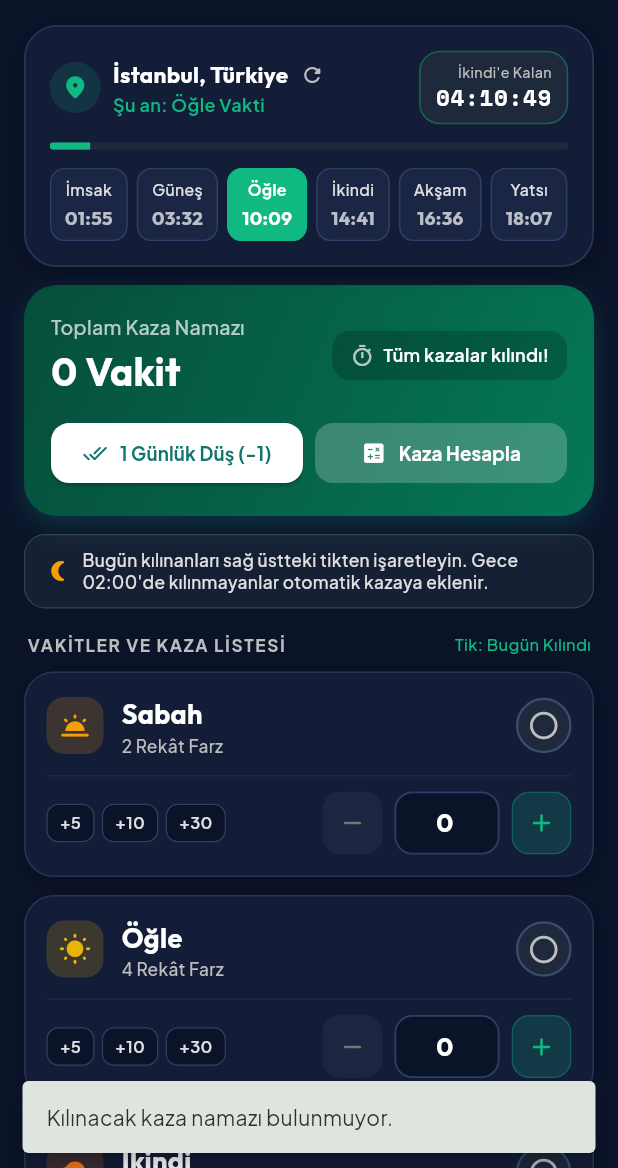
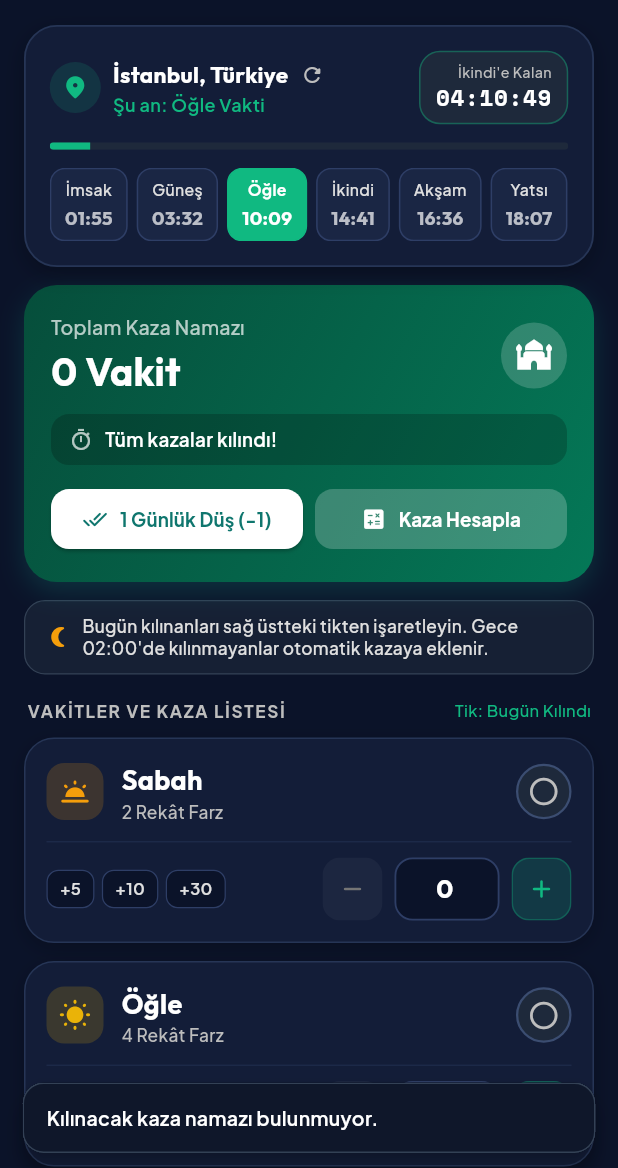
Before and after one commit to Taruq157/kaza-takip, a Flutter app: the screen it shows after launch, after a tap on the "more vert" icon, after a tap on "1 Günlük Düş (-1)", on a phone screen of 412 x 824 dp, the part 68-1236 px from its top. Run offline on Flutter 3.47's test engine with Material 3 defaults, Android fonts, the phone set to English and light mode, and no system bars; our stand-ins replace adhan, audioplayers, geocoding, geolocator, google_fonts, shared_preferences.

Commit message:
fix(ui): Toplam kaza suresindeki tasma giderildi ve bildirim (SnackBar) kontrast ve tasma sorunu cozuldu

```diff
--- a/lib/main.dart
+++ b/lib/main.dart
@@ -278,15 +278,27 @@ class _HomeScreenState extends State<HomeScreen> with WidgetsBindingObserver {
         SnackBar(
           content: Row(
             children: [
-              const Icon(Icons.check_circle_outline, color: Colors.greenAccent, size: 20),
-              const SizedBox(width: 8),
-              Expanded(child: Text('Konum güncellendi: ${PrayerTimeService.locationName}')),
+              const Icon(Icons.check_circle_outline, color: Color(0xFF10B981), size: 22),
+              const SizedBox(width: 10),
+              Expanded(
+                child: Text(
+                  'Konum güncellendi: ${PrayerTimeService.locationName}',
+                  style: const TextStyle(
+                    color: Colors.white,
+                    fontSize: 13,
+                    fontWeight: FontWeight.w600,
+                  ),
+                ),
+              ),
             ],
           ),
-          backgroundColor: const Color(0xFF1E293B),
+          backgroundColor: const Color(0xFF0F172A),
           behavior: SnackBarBehavior.floating,
           duration: const Duration(seconds: 2),
-          shape: RoundedRectangleBorder(borderRadius: BorderRadius.circular(12)),
+          shape: RoundedRectangleBorder(
+            borderRadius: BorderRadius.circular(14),
+            side: const BorderSide(color: Color(0xFF334155), width: 1),
+          ),
         ),
       );
     }
@@ -377,21 +389,31 @@ class _HomeScreenState extends State<HomeScreen> with WidgetsBindingObserver {
             children: [
               Icon(
                 newVal ? Icons.check_circle_rounded : Icons.info_outline,
-                color: newVal ? Colors.greenAccent : Colors.orangeAccent,
-                size: 20,
-              ),
-              const SizedBox(width: 8),
-              Text(
-                newVal
-                    ? 'Bugünkü $title namazı kılındı olarak işaretlendi.'
-                    : 'Bugünkü $title namazı işareti kaldırıldı.',
+                color: newVal ? const Color(0xFF10B981) : const Color(0xFFF59E0B),
+                size: 22,
+              ),
+              const SizedBox(width: 10),
+              Expanded(
+                child: Text(
+                  newVal
+                      ? 'Bugünkü $title namazı kılındı olarak işaretlendi.'
+                      : 'Bugünkü $title namazı işareti kaldırıldı.',
+                  style: const TextStyle(
+                    color: Colors.white,
+                    fontSize: 13,
+                    fontWeight: FontWeight.w600,
+                  ),
+                ),
               ),
             ],
           ),
-          backgroundColor: const Color(0xFF1E293B),
+          backgroundColor: const Color(0xFF0F172A),
           behavior: SnackBarBehavior.floating,
-          duration: const Duration(milliseconds: 1400),
-          shape: RoundedRectangleBorder(borderRadius: BorderRadius.circular(10)),
+          duration: const Duration(milliseconds: 1600),
+          shape: RoundedRectangleBorder(
+            borderRadius: BorderRadius.circular(14),
+            side: const BorderSide(color: Color(0xFF334155), width: 1),
+          ),
         ),
       );
     }
@@ -426,9 +448,17 @@ class _HomeScreenState extends State<HomeScreen> with WidgetsBindingObserver {
     bool hasAny = _counts.values.any((v) => v > 0);
     if (!hasAny) {
       ScaffoldMessenger.of(context).showSnackBar(
-        const SnackBar(
-          content: Text('Kılınacak kaza namazı bulunmuyor.'),
+        SnackBar(
+          content: const Text(
+            'Kılınacak kaza namazı bulunmuyor.',
+            style: TextStyle(color: Colors.white, fontSize: 13, fontWeight: FontWeight.w600),
+          ),
+          backgroundColor: const Color(0xFF0F172A),
           behavior: SnackBarBehavior.floating,
+          shape: RoundedRectangleBorder(
+            borderRadius: BorderRadius.circular(14),
+            side: const BorderSide(color: Color(0xFF334155), width: 1),
+          ),
         ),
       );
       return;
@@ -452,14 +482,22 @@ class _HomeScreenState extends State<HomeScreen> with WidgetsBindingObserver {
       SnackBar(
         content: const Row(
           children: [
-            Icon(Icons.done_all_rounded, color: Colors.greenAccent),
+            Icon(Icons.done_all_rounded, color: Color(0xFF10B981), size: 22),
             SizedBox(width: 10),
-            Text('1 günlük tüm kaza namazları düşüldü.'),
+            Expanded(
+              child: Text(
+                '1 günlük tüm kaza namazları düşüldü.',
+                style: TextStyle(color: Colors.white, fontSize: 13, fontWeight: FontWeight.w600),
+              ),
+            ),
           ],
         ),
-        backgroundColor: const Color(0xFF1E293B),
+        backgroundColor: const Color(0xFF0F172A),
         behavior: SnackBarBehavior.floating,
-        shape: RoundedRectangleBorder(borderRadius: BorderRadius.circular(10)),
+        shape: RoundedRectangleBorder(
+          borderRadius: BorderRadius.circular(14),
+          side: const BorderSide(color: Color(0xFF334155), width: 1),
+        ),
       ),
     );
   }
@@ -479,10 +517,24 @@ class _HomeScreenState extends State<HomeScreen> with WidgetsBindingObserver {
 
     ScaffoldMessenger.of(context).showSnackBar(
       SnackBar(
-        content: const Text('1 günlük kaza namazı tüm vakitlere eklendi.'),
-        backgroundColor: const Color(0xFF1E293B),
+        content: const Row(
+          children: [
+            Icon(Icons.add_circle_outline, color: Color(0xFF10B981), size: 22),
+            SizedBox(width: 10),
+            Expanded(
+              child: Text(
+                '1 günlük kaza namazı tüm vakitlere eklendi.',
+                style: TextStyle(color: Colors.white, fontSize: 13, fontWeight: FontWeight.w600),
+              ),
+            ),
+          ],
+        ),
+        backgroundColor: const Color(0xFF0F172A),
         behavior: SnackBarBehavior.floating,
-        shape: RoundedRectangleBorder(borderRadius: BorderRadius.circular(10)),
+        shape: RoundedRectangleBorder(
+          borderRadius: BorderRadius.circular(14),
+          side: const BorderSide(color: Color(0xFF334155), width: 1),
+        ),
       ),
     );
   }
@@ -518,20 +570,28 @@ class _HomeScreenState extends State<HomeScreen> with WidgetsBindingObserver {
             SnackBar(
               content: Row(
                 children: [
-                  const Icon(Icons.check_circle_outline, color: Colors.greenAccent, size: 20),
-                  const SizedBox(width: 8),
+                  const Icon(Icons.check_circle_outline, color: Color(0xFF10B981), size: 22),
+                  const SizedBox(width: 10),
                   Expanded(
                     child: Text(
                       overwrite
                           ? 'Kaza sayaçları hesaplanan değerlerle güncellendi.'
                           : 'Hesaplanan kaza namazları mevcut sayaçlara eklendi.',
+                      style: const TextStyle(
+                        color: Colors.white,
+                        fontSize: 13,
+                        fontWeight: FontWeight.w600,
+                      ),
                     ),
                   ),
                 ],
               ),
-              backgroundColor: const Color(0xFF1E293B),
+              backgroundColor: const Color(0xFF0F172A),
               behavior: SnackBarBehavior.floating,
-              shape: RoundedRectangleBorder(borderRadius: BorderRadius.circular(12)),
+              shape: RoundedRectangleBorder(
+                borderRadius: BorderRadius.circular(14),
+                side: const BorderSide(color: Color(0xFF334155), width: 1),
+              ),
             ),
           );
         },
@@ -763,6 +823,7 @@ class _HomeScreenState extends State<HomeScreen> with WidgetsBindingObserver {
                 ),
                 child: Column(
                   children: [
+                    // Üst Satır: Toplam Sayı & Cami İkonu
                     Row(
                       mainAxisAlignment: MainAxisAlignment.spaceBetween,
                       children: [
@@ -789,30 +850,51 @@ class _HomeScreenState extends State<HomeScreen> with WidgetsBindingObserver {
                           ],
                         ),
                         Container(
-                          padding: const EdgeInsets.symmetric(horizontal: 12, vertical: 8),
+                          padding: const EdgeInsets.all(10),
                           decoration: BoxDecoration(
-                            color: Colors.black.withOpacity(0.2),
-                            borderRadius: BorderRadius.circular(12),
+                            color: Colors.white.withOpacity(0.18),
+                            shape: BoxShape.circle,
                           ),
-                          child: Row(
-                            mainAxisSize: MainAxisSize.min,
-                            children: [
-                              const Icon(Icons.timer_outlined, color: Colors.white70, size: 16),
-                              const SizedBox(width: 6),
-                              Text(
-                                _durationEstimate,
-                                style: const TextStyle(
-                                  color: Colors.white,
-                                  fontSize: 12,
-                                  fontWeight: FontWeight.w600,
-                                ),
-                              ),
-                            ],
+                          child: const Icon(
+                            Icons.mosque_rounded,
+                            color: Colors.white,
+                            size: 24,
                           ),
                         ),
                       ],
                     ),
+                    const SizedBox(height: 10),
+
+                    // Orta Satır: Taşmayan Tam Genişlikli Tahmini Süre Barı
+                    Container(
+                      width: double.infinity,
+                      padding: const EdgeInsets.symmetric(horizontal: 12, vertical: 8),
+                      decoration: BoxDecoration(
+                        color: Colors.black.withOpacity(0.2),
+                        borderRadius: BorderRadius.circular(12),
+                      ),
+                      child: Row(
+                        children: [
+                          const Icon(Icons.timer_outlined, color: Colors.white70, size: 16),
+                          const SizedBox(width: 8),
+                          Expanded(
+                            child: Text(
+                              _durationEstimate,
+                              style: const TextStyle(
+                                color: Colors.white,
+                                fontSize: 12.5,
+                                fontWeight: FontWeight.w600,
+                              ),
+                              maxLines: 1,
+                              overflow: TextOverflow.ellipsis,
+                            ),
+                          ),
+                        ],
+                      ),
+                    ),
                     const SizedBox(height: 12),
+
+                    // Alt Satır: Butonlar
                     Row(
                       children: [
                         Expanded(
```
